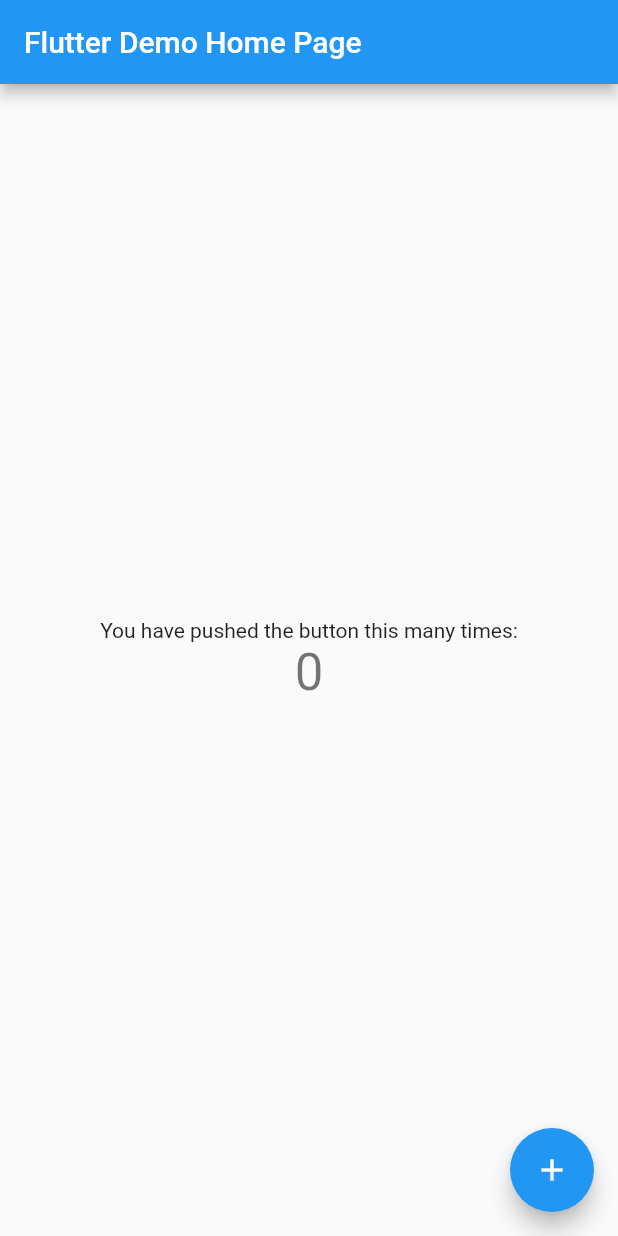
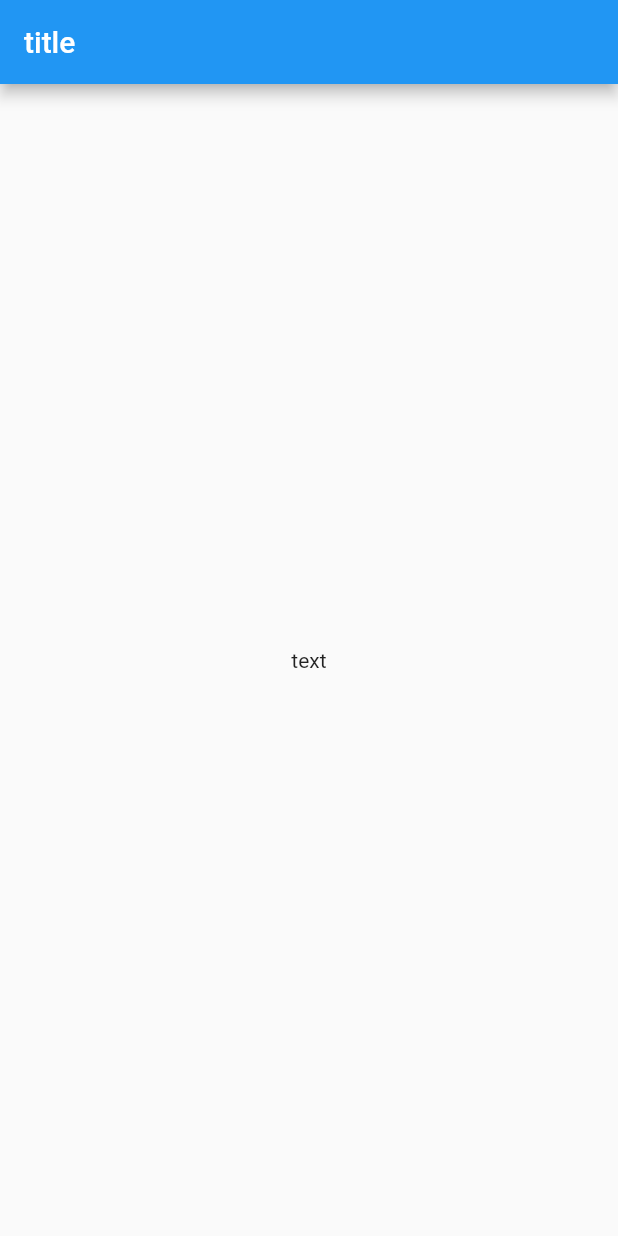
Before and after one commit to shunking-tech/kyouzai_counter, a Flutter app: the screen it shows after launch, on a phone screen of 412 x 824 dp. Run offline on Flutter 3.47's test engine with Material 2 defaults, Android fonts, the phone set to English and light mode, and no system bars.

Commit message:
main.dartを一旦消して、AppBarとTextだけ表示させる

```diff
--- a/lib/main.dart
+++ b/lib/main.dart
@@ -7,109 +7,31 @@ void main() {
 class MyApp extends StatelessWidget {
   const MyApp({Key? key}) : super(key: key);
 
-  // This widget is the root of your application.
   @override
   Widget build(BuildContext context) {
     return MaterialApp(
-      title: 'Flutter Demo',
-      theme: ThemeData(
-        // This is the theme of your application.
-        //
-        // Try running your application with "flutter run". You'll see the
-        // application has a blue toolbar. Then, without quitting the app, try
-        // changing the primarySwatch below to Colors.green and then invoke
-        // "hot reload" (press "r" in the console where you ran "flutter run",
-        // or simply save your changes to "hot reload" in a Flutter IDE).
-        // Notice that the counter didn't reset back to zero; the application
-        // is not restarted.
-        primarySwatch: Colors.blue,
-      ),
-      home: const MyHomePage(title: 'Flutter Demo Home Page'),
+      home: Home(),
     );
   }
 }
 
-class MyHomePage extends StatefulWidget {
-  const MyHomePage({Key? key, required this.title}) : super(key: key);
-
-  // This widget is the home page of your application. It is stateful, meaning
-  // that it has a State object (defined below) that contains fields that affect
-  // how it looks.
-
-  // This class is the configuration for the state. It holds the values (in this
-  // case the title) provided by the parent (in this case the App widget) and
-  // used by the build method of the State. Fields in a Widget subclass are
-  // always marked "final".
-
-  final String title;
+class Home extends StatefulWidget {
+  const Home({Key? key}) : super(key: key);
 
   @override
-  State<MyHomePage> createState() => _MyHomePageState();
+  State<Home> createState() => _HomeState();
 }
 
-class _MyHomePageState extends State<MyHomePage> {
-  int _counter = 0;
-
-  void _incrementCounter() {
-    setState(() {
-      // This call to setState tells the Flutter framework that something has
-      // changed in this State, which causes it to rerun the build method below
-      // so that the display can reflect the updated values. If we changed
-      // _counter without calling setState(), then the build method would not be
-      // called again, and so nothing would appear to happen.
-      _counter++;
-    });
-  }
-
+class _HomeState extends State<Home> {
   @override
   Widget build(BuildContext context) {
-    // This method is rerun every time setState is called, for instance as done
-    // by the _incrementCounter method above.
-    //
-    // The Flutter framework has been optimized to make rerunning build methods
-    // fast, so that you can just rebuild anything that needs updating rather
-    // than having to individually change instances of widgets.
     return Scaffold(
       appBar: AppBar(
-        // Here we take the value from the MyHomePage object that was created by
-        // the App.build method, and use it to set our appbar title.
-        title: Text(widget.title),
+        title: Text("title"),
       ),
       body: Center(
-        // Center is a layout widget. It takes a single child and positions it
-        // in the middle of the parent.
-        child: Column(
-          // Column is also a layout widget. It takes a list of children and
-          // arranges them vertically. By default, it sizes itself to fit its
-          // children horizontally, and tries to be as tall as its parent.
-          //
-          // Invoke "debug painting" (press "p" in the console, choose the
-          // "Toggle Debug Paint" action from the Flutter Inspector in Android
-          // Studio, or the "Toggle Debug Paint" command in Visual Studio Code)
-          // to see the wireframe for each widget.
-          //
-          // Column has various properties to control how it sizes itself and
-          // how it positions its children. Here we use mainAxisAlignment to
-          // center the children vertically; the main axis here is the vertical
-          // axis because Columns are vertical (the cross axis would be
-          // horizontal).
-          mainAxisAlignment: MainAxisAlignment.center,
-          children: <Widget>[
-            const Text(
-              'You have pushed the button this many times:',
-            ),
-            Text(
-              '$_counter',
-              style: Theme.of(context).textTheme.headline4,
-            ),
-          ],
-        ),
+        child: Text("text"),
       ),
-      floatingActionButton: FloatingActionButton(
-        onPressed: _incrementCounter,
-        tooltip: 'Increment',
-        child: const Icon(Icons.add),
-      ), // This trailing comma makes auto-formatting nicer for build methods.
     );
   }
 }
```
